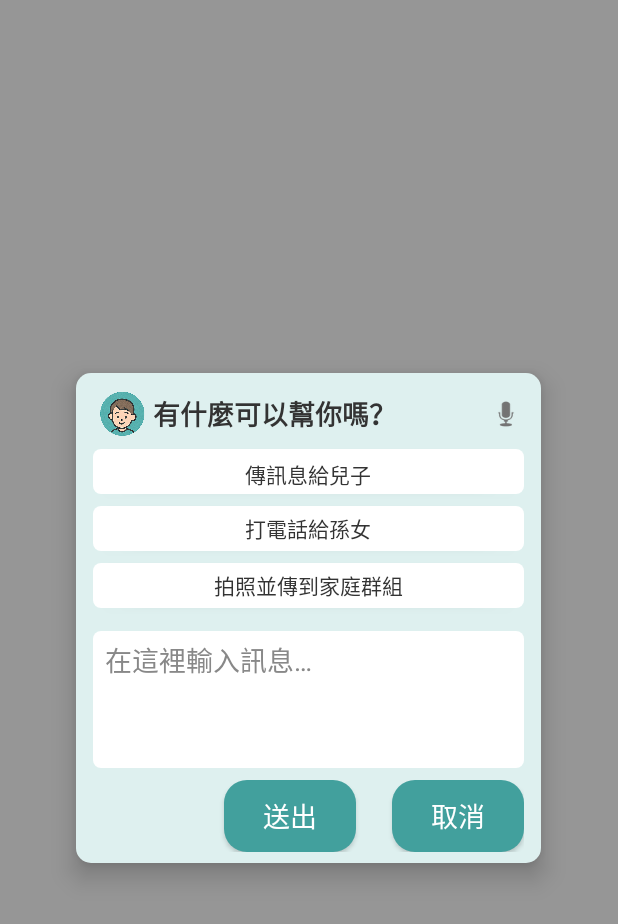
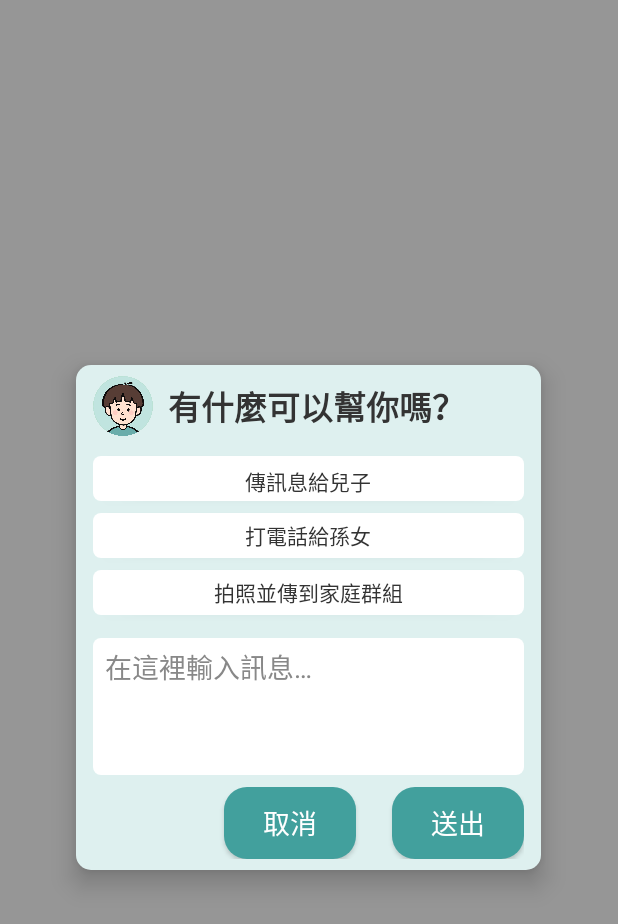
Before and after one commit to harry0816web/GrandmaHelper, an Android app built with Jetpack Compose: the layout dialog_chat.xml on its own in the app's theme, with its tools: preview values and no code run, on a phone screen of 412 x 824 dp. Shown: the top 924 px of the screen. Run offline under Robolectric (Android 15) with nearby library versions, the phone set to English and light mode, and no system bars; network calls fail.

Commit message:
feat: icon, fix: tts

```diff
--- a/app/src/main/res/layout/bubble_layout.xml
+++ b/app/src/main/res/layout/bubble_layout.xml
@@ -9,5 +9,5 @@
         android:layout_width="64dp"
         android:layout_height="64dp"
         android:scaleType="centerInside"
-        android:src="@drawable/bubble" />
+        android:src="@drawable/bubble_new" />
 </FrameLayout>
--- a/app/src/main/res/layout/dialog_chat.xml
+++ b/app/src/main/res/layout/dialog_chat.xml
@@ -22,6 +22,7 @@
         <LinearLayout
             android:layout_width="287dp"
             android:layout_height="40dp"
+            android:layout_marginBottom="10dp"
             android:gravity="center_vertical"
             android:orientation="horizontal">
 
@@ -29,8 +30,9 @@
                 android:id="@+id/imageView"
                 android:layout_width="40dp"
                 android:layout_height="40dp"
+                android:layout_marginRight="10dp"
                 android:contentDescription="logo"
-                android:src="@drawable/bubble" />
+                android:src="@drawable/bubble_new" />
 
             <TextView
                 android:id="@+id/title_text"
@@ -39,15 +41,8 @@
                 android:layout_weight="1"
                 android:text="有什麼可以幫你嗎？"
                 android:textColor="#333333"
-                android:textSize="18sp"
+                android:textSize="22sp"
                 android:textStyle="bold" />
-
-            <ImageView
-                android:id="@+id/btn_mic"
-                android:layout_width="24dp"
-                android:layout_height="24dp"
-                android:contentDescription="voice"
-                android:src="@android:drawable/ic_btn_speak_now" />
 
         </LinearLayout>
 
@@ -107,21 +102,22 @@
             android:orientation="horizontal">
 
             <Button
-                android:id="@+id/send_button"
+                android:id="@+id/cancel_button"
                 android:layout_width="wrap_content"
                 android:layout_height="wrap_content"
+                android:layout_marginStart="0dp"
                 android:background="@drawable/button_bg"
-                android:text="送出"
+                android:text="取消"
                 android:textAppearance="@style/TextAppearance.AppCompat.Medium"
                 android:textColor="#FFFFFF" />
 
             <Button
-                android:id="@+id/cancel_button"
+                android:id="@+id/send_button"
                 android:layout_width="wrap_content"
                 android:layout_height="wrap_content"
-                android:layout_marginStart="24dp"
+                android:layout_marginLeft="24dp"
                 android:background="@drawable/button_bg"
-                android:text="取消"
+                android:text="送出"
                 android:textAppearance="@style/TextAppearance.AppCompat.Medium"
                 android:textColor="#FFFFFF" />
 
```
Also changed, not shown: app/src/main/java/com/example/bubbleassistant/SettingScreen.kt (+13 -1 lines), app/src/main/java/com/example/bubbleassistant/TextToSpeechManager.kt (+12 -1 lines), app/src/main/res/drawable/bubble_new.png (added).
